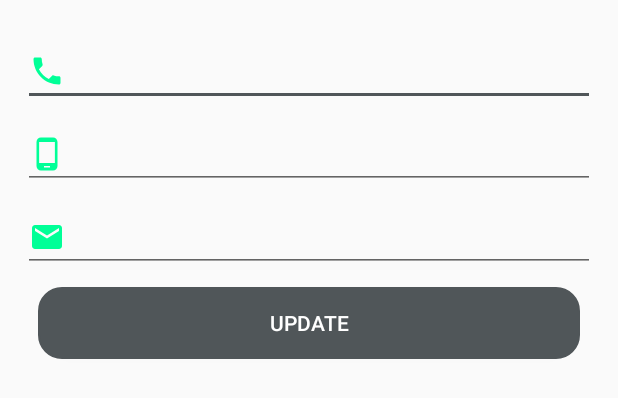
After one commit to conferencendlovu/whats-your-vibe-business, an Android app: the layout dialog_manage_contacts.xml on its own in the app's theme, with its tools: preview values and no code run, on a phone screen of 412 x 824 dp. The commit adds this screen. Shown: the top 398 px of the screen. Run offline under Robolectric (Android 15) with nearby library versions, the phone set to English and light mode, and no system bars.

Commit message:
Events contact information update

```diff
--- /dev/null
+++ b/app/src/main/res/drawable-anydpi/icon_cell.xml
@@ -0,0 +1,10 @@
+<vector xmlns:android="http://schemas.android.com/apk/res/android"
+    android:width="24dp"
+    android:height="24dp"
+    android:viewportWidth="24"
+    android:viewportHeight="24"
+    android:tint="#00FF97">
+    <path
+        android:fillColor="#FF000000"
+        android:pathData="M16,1L8,1C6.34,1 5,2.34 5,4v16c0,1.66 1.34,3 3,3h8c1.66,0 3,-1.34 3,-3L19,4c0,-1.66 -1.34,-3 -3,-3zM14,21h-4v-1h4v1zM17.25,18L6.75,18L6.75,4h10.5v14z"/>
+</vector>
--- /dev/null
+++ b/app/src/main/res/drawable-anydpi/icon_event_email.xml
@@ -0,0 +1,10 @@
+<vector xmlns:android="http://schemas.android.com/apk/res/android"
+    android:width="24dp"
+    android:height="24dp"
+    android:viewportWidth="24"
+    android:viewportHeight="24"
+    android:tint="#00FF97">
+    <path
+        android:fillColor="#FF000000"
+        android:pathData="M20,4L4,4c-1.1,0 -1.99,0.9 -1.99,2L2,18c0,1.1 0.9,2 2,2h16c1.1,0 2,-0.9 2,-2L22,6c0,-1.1 -0.9,-2 -2,-2zM20,8l-8,5 -8,-5L4,6l8,5 8,-5v2z"/>
+</vector>
--- /dev/null
+++ b/app/src/main/res/drawable-anydpi/icon_tel.xml
@@ -0,0 +1,10 @@
+<vector xmlns:android="http://schemas.android.com/apk/res/android"
+    android:width="24dp"
+    android:height="24dp"
+    android:viewportWidth="24"
+    android:viewportHeight="24"
+    android:tint="#00FF97">
+    <path
+        android:fillColor="#FF000000"
+        android:pathData="M6.62,10.79c1.44,2.83 3.76,5.14 6.59,6.59l2.2,-2.2c0.27,-0.27 0.67,-0.36 1.02,-0.24 1.12,0.37 2.33,0.57 3.57,0.57 0.55,0 1,0.45 1,1V20c0,0.55 -0.45,1 -1,1 -9.39,0 -17,-7.61 -17,-17 0,-0.55 0.45,-1 1,-1h3.5c0.55,0 1,0.45 1,1 0,1.25 0.2,2.45 0.57,3.57 0.11,0.35 0.03,0.74 -0.25,1.02l-2.2,2.2z"/>
+</vector>
--- /dev/null
+++ b/app/src/main/res/layout/dialog_manage_contacts.xml
@@ -0,0 +1,42 @@
+<?xml version="1.0" encoding="utf-8"?>
+<LinearLayout xmlns:android="http://schemas.android.com/apk/res/android"
+    android:orientation="vertical" android:layout_width="match_parent"
+    android:padding="15dp"
+    android:layout_height="wrap_content">
+
+    <EditText
+        android:id="@+id/dialog_manage_contacts_tel"
+        android:drawableStart="@drawable/icon_tel"
+        android:drawablePadding="10dp"
+        android:layout_marginTop="10dp"
+        android:layout_width="match_parent"
+        android:layout_height="wrap_content" />
+
+    <EditText
+        android:id="@+id/dialog_manage_contacts_cell"
+        android:drawableStart="@drawable/icon_cell"
+        android:drawablePadding="10dp"
+        android:layout_marginTop="10dp"
+        android:layout_width="match_parent"
+        android:layout_height="wrap_content" />
+
+
+    <EditText
+        android:drawableStart="@drawable/icon_event_email"
+        android:id="@+id/dialog_manage_contacts_email"
+        android:layout_marginTop="10dp"
+        android:layout_width="match_parent"
+        android:layout_height="wrap_content" />
+
+
+    <Button
+        android:layout_margin="10dp"
+        android:textColor="#fff"
+        android:id="@+id/dialog_social_media_btnUpdate"
+        android:text="Update"
+        android:background="@drawable/round_button_border"
+        android:layout_width="match_parent"
+        android:layout_height="wrap_content" />
+
+
+</LinearLayout>
```
Also changed, not shown: app/src/main/java/za/co/whatsyourvibe/business/activities/vibe/VibeDetailsActivity.java (+105 -4 lines), app/src/main/res/drawable-hdpi/icon_cell.png (added), app/src/main/res/drawable-hdpi/icon_event_email.png (added), app/src/main/res/drawable-hdpi/icon_tel.png (added), app/src/main/res/drawable-mdpi/icon_cell.png (added), app/src/main/res/drawable-mdpi/icon_event_email.png (added), app/src/main/res/drawable-mdpi/icon_tel.png (added), app/src/main/res/drawable-xhdpi/icon_cell.png (added), app/src/main/res/drawable-xhdpi/icon_event_email.png (added), app/src/main/res/drawable-xhdpi/icon_tel.png (added), app/src/main/res/drawable-xxhdpi/icon_cell.png (added), app/src/main/res/drawable-xxhdpi/icon_event_email.png (added), app/src/main/res/drawable-xxhdpi/icon_tel.png (added).
